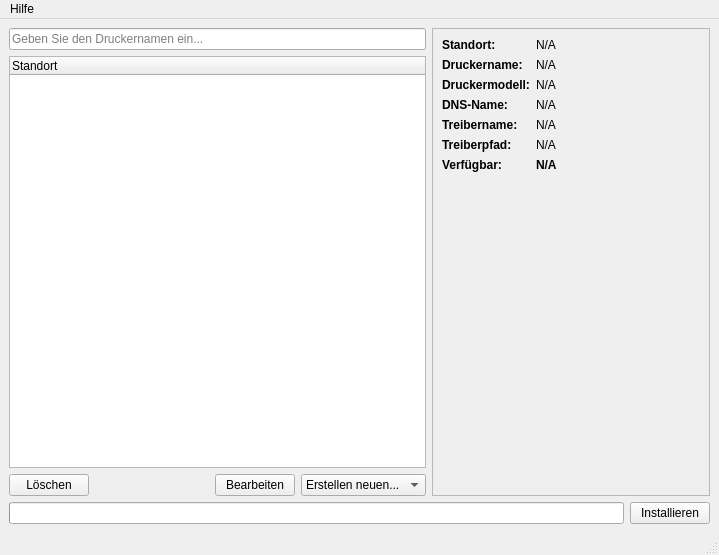
youngling-coder/PrinterManagement, file views/gui/ui/main_window.ui: the form before one commit.
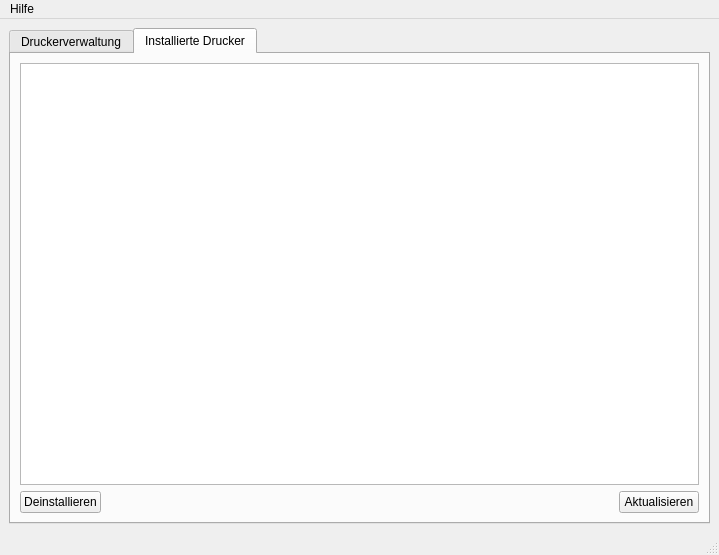
The form after the commit.

Commit message: add installed printers management and help action

The edit to the form file:
```diff
--- a/views/gui/ui/main_window.ui
+++ b/views/gui/ui/main_window.ui
@@ -14,6 +14,16 @@
    <string>Drucker Verwaltung</string>
   </property>
   <widget class="QWidget" name="centralwidget">
+   <layout class="QVBoxLayout" name="verticalLayout_5">
+    <item>
+     <widget class="QTabWidget" name="tabWidget">
+      <property name="currentIndex">
+       <number>1</number>
+      </property>
+      <widget class="QWidget" name="verwaltungTab">
+       <attribute name="title">
+        <string>Druckerverwaltung</string>
+       </attribute>
    <layout class="QVBoxLayout" name="verticalLayout_3">
     <item>
      <layout class="QHBoxLayout" name="horizontalLayout_4" stretch="3,2">
@@ -119,8 +129,8 @@
           <rect>
            <x>0</x>
            <y>0</y>
-           <width>275</width>
-           <height>447</height>
+               <width>266</width>
+               <height>400</height>
           </rect>
          </property>
          <layout class="QVBoxLayout" name="verticalLayout">
@@ -446,6 +456,54 @@
     </item>
    </layout>
   </widget>
+      <widget class="QWidget" name="installedTab">
+       <attribute name="title">
+        <string>Installierte Drucker</string>
+       </attribute>
+       <layout class="QVBoxLayout" name="verticalLayout_4">
+        <item>
+         <widget class="QListWidget" name="installedPrintersListWidget"/>
+        </item>
+        <item>
+         <layout class="QHBoxLayout" name="horizontalLayout_5">
+          <item>
+           <widget class="QPushButton" name="uninstallPrinterButton">
+            <property name="text">
+             <string>Deinstallieren</string>
+            </property>
+           </widget>
+          </item>
+          <item>
+           <spacer name="horizontalSpacer_2">
+            <property name="orientation">
+             <enum>Qt::Orientation::Horizontal</enum>
+            </property>
+            <property name="sizeHint" stdset="0">
+             <size>
+              <width>40</width>
+              <height>20</height>
+             </size>
+            </property>
+           </spacer>
+          </item>
+          <item>
+           <widget class="QPushButton" name="installedPrintersRefreshButton">
+            <property name="text">
+             <string>Aktualisieren</string>
+            </property>
+            <property name="shortcut">
+             <string>F5</string>
+            </property>
+           </widget>
+          </item>
+         </layout>
+        </item>
+       </layout>
+      </widget>
+     </widget>
+    </item>
+   </layout>
+  </widget>
   <widget class="QMenuBar" name="menubar">
    <property name="geometry">
     <rect>
```
Left out of the diff: 40 changed lines with no effect on the pictures. Lines whose indentation alone changed are shown as unchanged. The commit also changes 5 other files.
